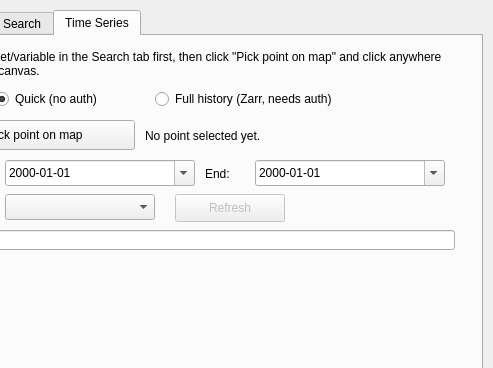
Qt form geobridge_plugin_dialog_base.ui (ECMWFCode4Earth/geobridge-qgis) before a commit; both pictures show x 87 to 580 and y 0 to 368 of the 580 by 950 pixel window.
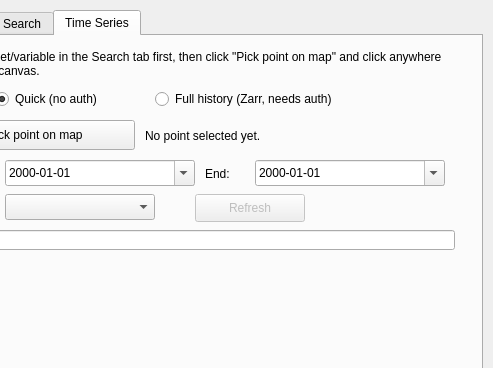
The same form after that commit. The open tabs and pages were chosen to show the change.

Commit message: gdal-native: fix Full history's silent 1-point bug, legend unit fixes, tooltip wrapping, window sizing

```diff
--- a/geobridge_plugin_dialog_base.ui
+++ b/geobridge_plugin_dialog_base.ui
@@ -505,7 +505,7 @@
 
     <widget class="QPushButton" name="btn_ts_refresh">
      <property name="geometry">
-      <rect><x>250</x><y>158</y><width>110</width><height>28</height></rect>
+      <rect><x>270</x><y>158</y><width>110</width><height>28</height></rect>
      </property>
      <property name="text"><string>Refresh</string></property>
      <property name="enabled"><bool>false</bool></property>
```
Left out of the diff: 8 changed lines with no effect on the pictures. The commit also changes 6 other files.
